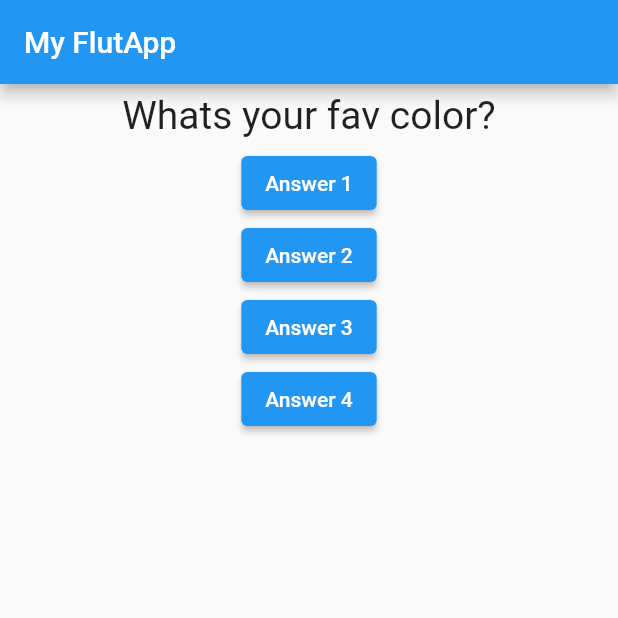
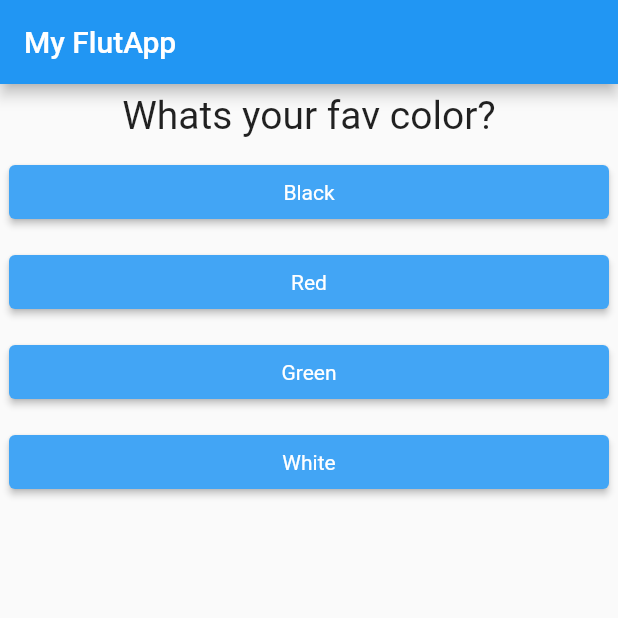
Before and after one commit to Hari01V/First-Flutter-App, a Flutter app: the screen it shows after launch, on a phone screen of 412 x 824 dp, the top half of it. Run offline on Flutter 3.47's test engine with Material 2 defaults, Android fonts, the phone set to English and light mode, and no system bars.

Commit message:
mid stage

```diff
--- /dev/null
+++ b/lib/answer.dart
@@ -0,0 +1,26 @@
+import 'package:flutter/material.dart';
+
+class Answer extends StatelessWidget {
+  final Function selectHandler;
+  final String answerText;
+
+  Answer(this.selectHandler, this.answerText);
+
+  @override
+  Widget build(BuildContext context) {
+    return Container(
+      width: double.infinity,
+      margin: EdgeInsets.all(6),
+      child: ElevatedButton(
+        style: ElevatedButton.styleFrom(
+          primary: Colors.blue.shade400,
+          textStyle: TextStyle(color: Colors.white),
+        ),
+        child: Text(answerText),
+        onPressed: () {
+          selectHandler();
+        },
+      ),
+    );
+  }
+}
--- a/lib/main.dart
+++ b/lib/main.dart
@@ -1,6 +1,7 @@
 import 'package:flutter/material.dart';
 
 import './question.dart';
+import './answer.dart';
 
 void main() {
   runApp(FlutApp());
@@ -16,6 +17,20 @@ class FlutApp extends StatefulWidget {
 
 class _FlutAppState extends State<FlutApp> {
   var _quesIndex = 0;
+  final ques = [
+    {
+      'quesText': 'Whats your fav color?',
+      'answers': ['Black', 'Red', 'Green', 'White'],
+    },
+    {
+      'quesText': 'Whats your fav Animal?',
+      'answers': ['Rak', 'Rabbit', 'Lion', 'Penguin'],
+    },
+    {
+      'quesText': 'Whats your fav Anime?',
+      'answers': ['nothing', 'everything', 'something', 'anything'],
+    },
+  ];
 
   void _answerQues() {
     setState(() {
@@ -26,37 +41,25 @@ class _FlutAppState extends State<FlutApp> {
 
   @override
   Widget build(BuildContext context) {
-    var ques = [
-      'Whats your fav color?',
-      'Whats your fav animal?',
-    ];
-
     return MaterialApp(
       home: Scaffold(
         appBar: AppBar(
           title: Text('My FlutApp'),
         ),
-        body: Column(
-          children: <Widget>[
-            Question(ques.elementAt(_quesIndex)),
-            ElevatedButton(
-              onPressed: _answerQues,
-              child: Text('Answer 1'),
-            ),
-            ElevatedButton(
-              onPressed: () => {print('Chosen Answer 2!!')},
-              child: Text('Answer 2'),
-            ),
-            ElevatedButton(
-              onPressed: _answerQues,
-              child: Text('Answer 3'),
-            ),
-            ElevatedButton(
-              onPressed: _answerQues,
-              child: Text('Answer 4'),
-            ),
-          ],
-        ),
+        body: _quesIndex < ques.length
+            ? Column(
+                children: <Widget>[
+                  Question(
+                    (ques[_quesIndex]['quesText']).toString(),
+                  ),
+                  ...(ques[_quesIndex]['answers'] as List<String>)
+                      .map((answer) => Answer(_answerQues, answer))
+                      .toList(),
+                ],
+              )
+            : Center(
+                child: Text('Questions got over!!'),
+              ),
       ),
     );
   }
```
Also changed, not shown: lib/quiz.dart (added), lib/result.dart (added), 1 other file.
